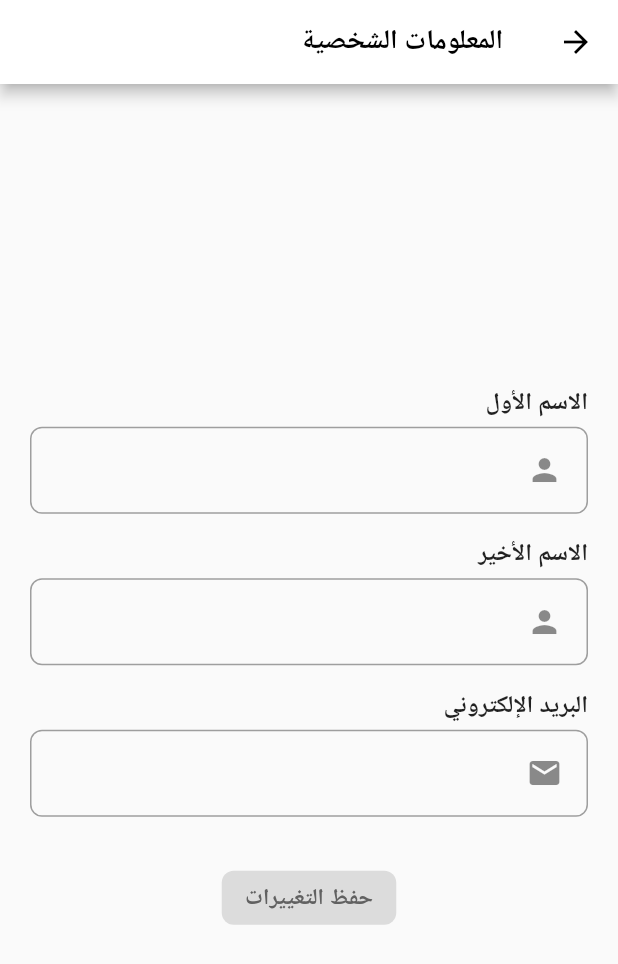
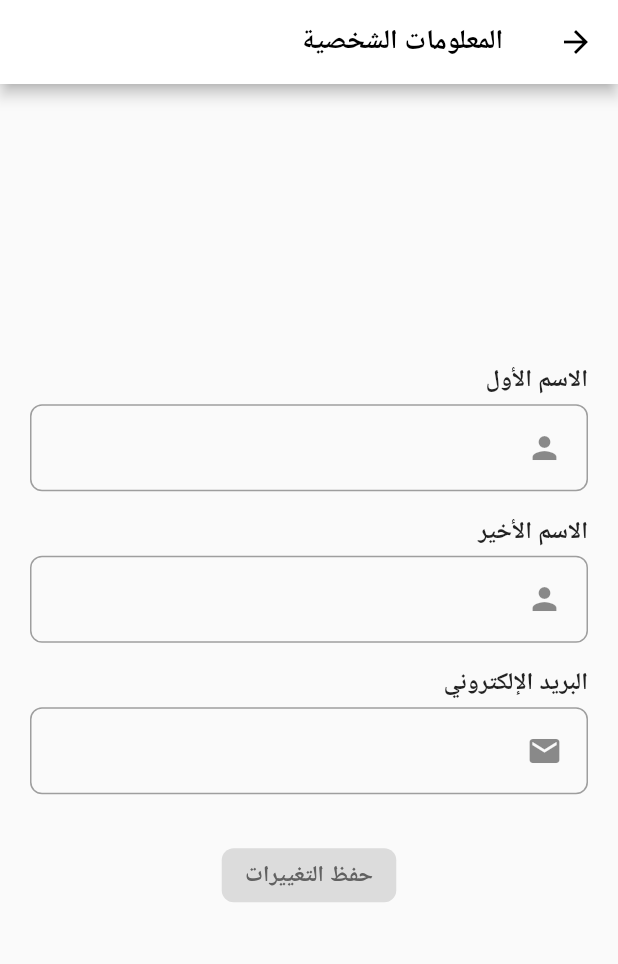
Before and after one commit to Nourahhh/2023-GP1-04, a Flutter app: the profilePage screen opened by its route, on a phone screen of 412 x 824 dp. Shown: the top 964 px of the screen. Run offline on Flutter 3.47's test engine with Material 2 defaults, Android fonts, the phone set to English and light mode, and no system bars; our stand-ins replace awesome_dialog, awesome_notifications, cloud_firestore, connectivity_plus, firebase_auth, firebase_core and 4 more; accounts and stored records are empty; network calls fail.

Commit message:
some edits

```diff
--- a/lib/screens/healthStatus_screen.dart
+++ b/lib/screens/healthStatus_screen.dart
@@ -175,6 +175,7 @@ class _healthStatusPageState extends State<healthStatusPage> {
                   ],
                 ),
               ),
+              SizedBox(height: 100),
             ],
           ),
         )),
--- a/lib/screens/profile_screen.dart
+++ b/lib/screens/profile_screen.dart
@@ -189,8 +189,8 @@ String originalFirstName = FirebaseService.first_name ?? "";
                         title: Text(
                           FirebaseService.email ?? "",
                           style: TextStyle(
-                              color: Colors
-                                  .grey[600], // Set the color to dark grey
+                            color:
+                                Colors.grey[600], // Set the color to dark grey
                           ),
                         ),
                       ),
@@ -239,8 +239,8 @@ String originalFirstName = FirebaseService.first_name ?? "";
                                         primary: Colors
                                             .blue, // Set the text color of the OK button to blue
                                       ),
-                                        child: Text(
-                                            'حسنًا'), // OK button in Arabic
+                                      child:
+                                          Text('حسنًا'), // OK button in Arabic
                                     ),
                                   ],
                                 );
@@ -265,6 +265,7 @@ String originalFirstName = FirebaseService.first_name ?? "";
                   ),
                 ),
               ),
+              SizedBox(height: 30),
             ],
           ),
         )),
```
Lines whose indentation alone changed are shown as unchanged.
